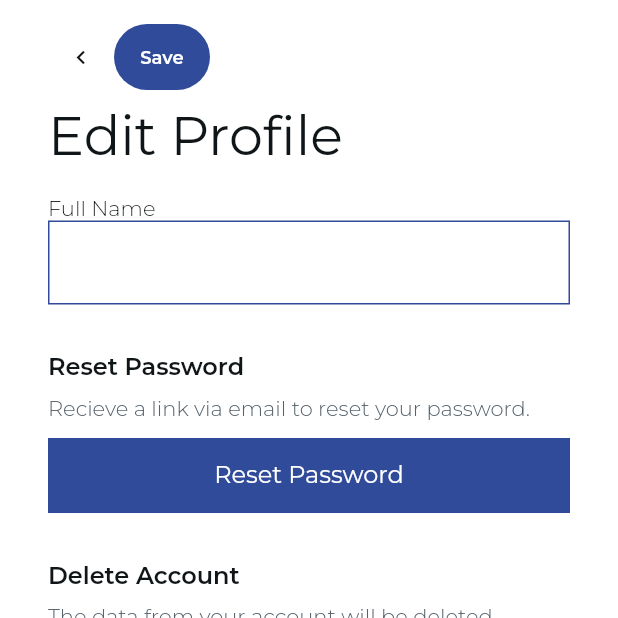
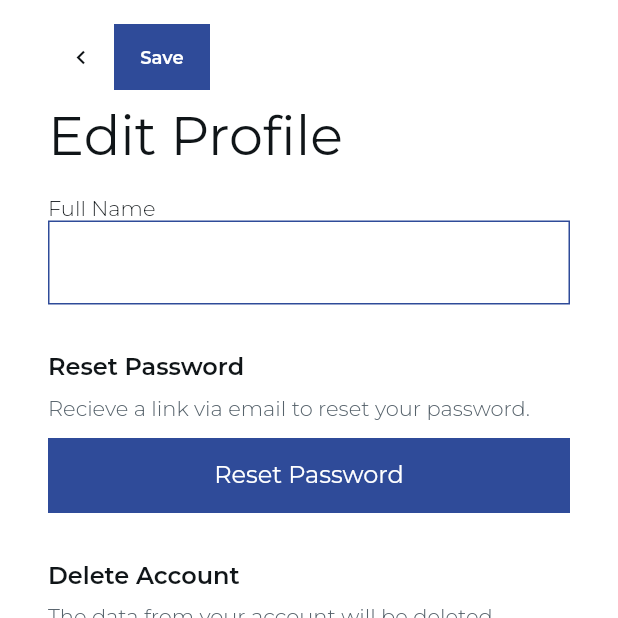
Before and after one commit to jYAMall/calypso_app, a Flutter app: the EditProfileWidget screen opened by its route, on a phone screen of 412 x 824 dp, the top half of it. Run offline on Flutter 3.47's test engine with Material 3 defaults, Android fonts, the phone set to English and light mode, and no system bars; drawn by our look-alikes of auto_size_text; our stand-ins replace cloud_firestore, easy_debounce, file_picker, firebase_analytics, firebase_auth, firebase_core and 16 more; missing offline and left inert: flutter_barcode_scanner, json_path, webview_flutter_android, webviewx_plus; accounts and stored records are empty.

Commit message:
Updating to latest FlutterFlow output.

```diff
--- a/lib/components/custom_appbar_model.dart
+++ b/lib/components/custom_appbar/custom_appbar_model.dart
@@ -4,7 +4,6 @@ import '/flutter_flow/flutter_flow_util.dart';
 import '/flutter_flow/flutter_flow_widgets.dart';
 import 'custom_appbar_widget.dart' show CustomAppbarWidget;
 import 'package:flutter/material.dart';
-import 'package:font_awesome_flutter/font_awesome_flutter.dart';
 import 'package:google_fonts/google_fonts.dart';
 import 'package:provider/provider.dart';
 
--- a/lib/components/custom_appbar_widget.dart
+++ b/lib/components/custom_appbar/custom_appbar_widget.dart
@@ -3,7 +3,6 @@ import '/flutter_flow/flutter_flow_theme.dart';
 import '/flutter_flow/flutter_flow_util.dart';
 import '/flutter_flow/flutter_flow_widgets.dart';
 import 'package:flutter/material.dart';
-import 'package:font_awesome_flutter/font_awesome_flutter.dart';
 import 'package:google_fonts/google_fonts.dart';
 import 'package:provider/provider.dart';
 import 'custom_appbar_model.dart';
@@ -113,26 +112,8 @@ class _CustomAppbarWidgetState extends State<CustomAppbarWidget> {
                       color: Colors.transparent,
                       width: 1.0,
                     ),
-                    borderRadius: BorderRadius.circular(25.0),
+                    borderRadius: BorderRadius.circular(0.0),
                   ),
-                ),
-              if (widget!.optionsButton)
-                FlutterFlowIconButton(
-                  borderColor: FlutterFlowTheme.of(context).secondaryBackground,
-                  borderRadius: 24.0,
-                  borderWidth: 1.0,
-                  buttonSize: 44.0,
-                  fillColor: FlutterFlowTheme.of(context).secondaryBackground,
-                  icon: FaIcon(
-                    FontAwesomeIcons.ellipsisH,
-                    color: FlutterFlowTheme.of(context).primaryText,
-                    size: 18.0,
-                  ),
-                  onPressed: () async {
-                    logFirebaseEvent('CUSTOM_APPBAR_COMP_ellipsisH_ICN_ON_TAP');
-                    logFirebaseEvent('IconButton_execute_callback');
-                    await widget.optionsButtonAction?.call();
-                  },
                 ),
             ].divide(SizedBox(width: 8.0)),
           ),
--- a/lib/pages/onboarding/forgot_password/forgot_password_model.dart
+++ b/lib/pages/onboarding/forgot_password/forgot_password_model.dart
@@ -1,5 +1,5 @@
 import '/auth/firebase_auth/auth_util.dart';
-import '/components/custom_appbar_widget.dart';
+import '/components/custom_appbar/custom_appbar_widget.dart';
 import '/flutter_flow/flutter_flow_theme.dart';
 import '/flutter_flow/flutter_flow_util.dart';
 import '/flutter_flow/flutter_flow_widgets.dart';
--- a/lib/pages/onboarding/forgot_password/forgot_password_widget.dart
+++ b/lib/pages/onboarding/forgot_password/forgot_password_widget.dart
@@ -1,5 +1,5 @@
 import '/auth/firebase_auth/auth_util.dart';
-import '/components/custom_appbar_widget.dart';
+import '/components/custom_appbar/custom_appbar_widget.dart';
 import '/flutter_flow/flutter_flow_theme.dart';
 import '/flutter_flow/flutter_flow_util.dart';
 import '/flutter_flow/flutter_flow_widgets.dart';
--- a/lib/pages/onboarding/onboarding_create_account/onboarding_create_account_model.dart
+++ b/lib/pages/onboarding/onboarding_create_account/onboarding_create_account_model.dart
@@ -1,6 +1,5 @@
 import '/auth/firebase_auth/auth_util.dart';
-import '/backend/backend.dart';
-import '/components/custom_appbar_widget.dart';
+import '/components/custom_appbar/custom_appbar_widget.dart';
 import '/flutter_flow/flutter_flow_theme.dart';
 import '/flutter_flow/flutter_flow_util.dart';
 import '/flutter_flow/flutter_flow_widgets.dart';
--- a/lib/pages/onboarding/onboarding_slideshow/onboarding_slideshow_model.dart
+++ b/lib/pages/onboarding/onboarding_slideshow/onboarding_slideshow_model.dart
@@ -1,4 +1,4 @@
-import '/components/custom_appbar_widget.dart';
+import '/components/custom_appbar/custom_appbar_widget.dart';
 import '/flutter_flow/flutter_flow_animations.dart';
 import '/flutter_flow/flutter_flow_theme.dart';
 import '/flutter_flow/flutter_flow_util.dart';
--- a/lib/pages/onboarding/onboarding_slideshow/onboarding_slideshow_widget.dart
+++ b/lib/pages/onboarding/onboarding_slideshow/onboarding_slideshow_widget.dart
@@ -1,4 +1,4 @@
-import '/components/custom_appbar_widget.dart';
+import '/components/custom_appbar/custom_appbar_widget.dart';
 import '/flutter_flow/flutter_flow_animations.dart';
 import '/flutter_flow/flutter_flow_theme.dart';
 import '/flutter_flow/flutter_flow_util.dart';
--- a/lib/pages/onboarding/sign_in/sign_in_model.dart
+++ b/lib/pages/onboarding/sign_in/sign_in_model.dart
@@ -1,5 +1,5 @@
 import '/auth/firebase_auth/auth_util.dart';
-import '/components/custom_appbar_widget.dart';
+import '/components/custom_appbar/custom_appbar_widget.dart';
 import '/flutter_flow/flutter_flow_theme.dart';
 import '/flutter_flow/flutter_flow_util.dart';
 import '/flutter_flow/flutter_flow_widgets.dart';
--- a/lib/pages/onboarding/sign_in/sign_in_widget.dart
+++ b/lib/pages/onboarding/sign_in/sign_in_widget.dart
@@ -1,5 +1,5 @@
 import '/auth/firebase_auth/auth_util.dart';
-import '/components/custom_appbar_widget.dart';
+import '/components/custom_appbar/custom_appbar_widget.dart';
 import '/flutter_flow/flutter_flow_theme.dart';
 import '/flutter_flow/flutter_flow_util.dart';
 import '/flutter_flow/flutter_flow_widgets.dart';
--- a/lib/pages/profile/edit_profile/edit_profile_model.dart
+++ b/lib/pages/profile/edit_profile/edit_profile_model.dart
@@ -1,12 +1,10 @@
 import '/auth/firebase_auth/auth_util.dart';
-import '/backend/backend.dart';
-import '/components/custom_appbar_widget.dart';
+import '/components/custom_appbar/custom_appbar_widget.dart';
 import '/components/title_with_subtitle/title_with_subtitle_widget.dart';
 import '/flutter_flow/flutter_flow_theme.dart';
 import '/flutter_flow/flutter_flow_util.dart';
 import '/flutter_flow/flutter_flow_widgets.dart';
 import 'edit_profile_widget.dart' show EditProfileWidget;
-import 'package:cloud_firestore/cloud_firestore.dart';
 import 'package:easy_debounce/easy_debounce.dart';
 import 'package:flutter/material.dart';
 import 'package:google_fonts/google_fonts.dart';
```
Also changed, not shown: lib/app_state.dart (+0 -35 lines), lib/backend/firebase/firebase_config.dart (+7 -7 lines), lib/backend/schema/users_record.dart (+12 -2 lines), lib/pages/onboarding/onboarding_create_account/onboarding_create_account_widget.dart (+1 -8 lines), lib/pages/profile/edit_profile/edit_profile_widget.dart (+1 -9 lines), pubspec.yaml (+56 -56 lines), pubspec.lock (deleted), 106 other files.
